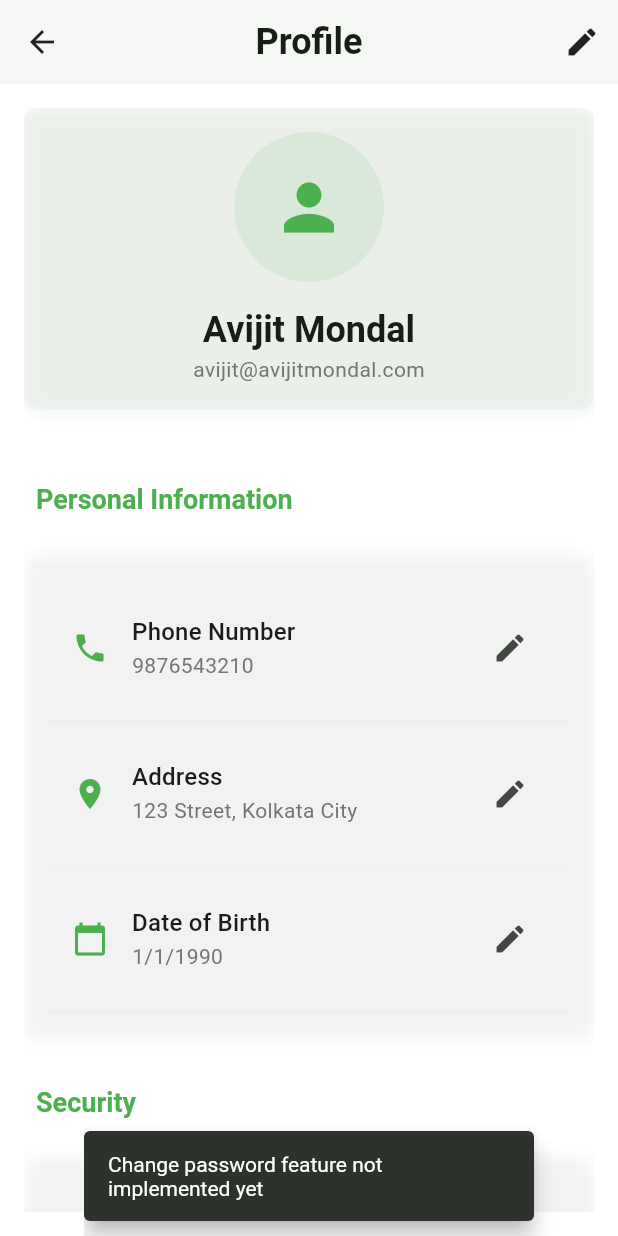
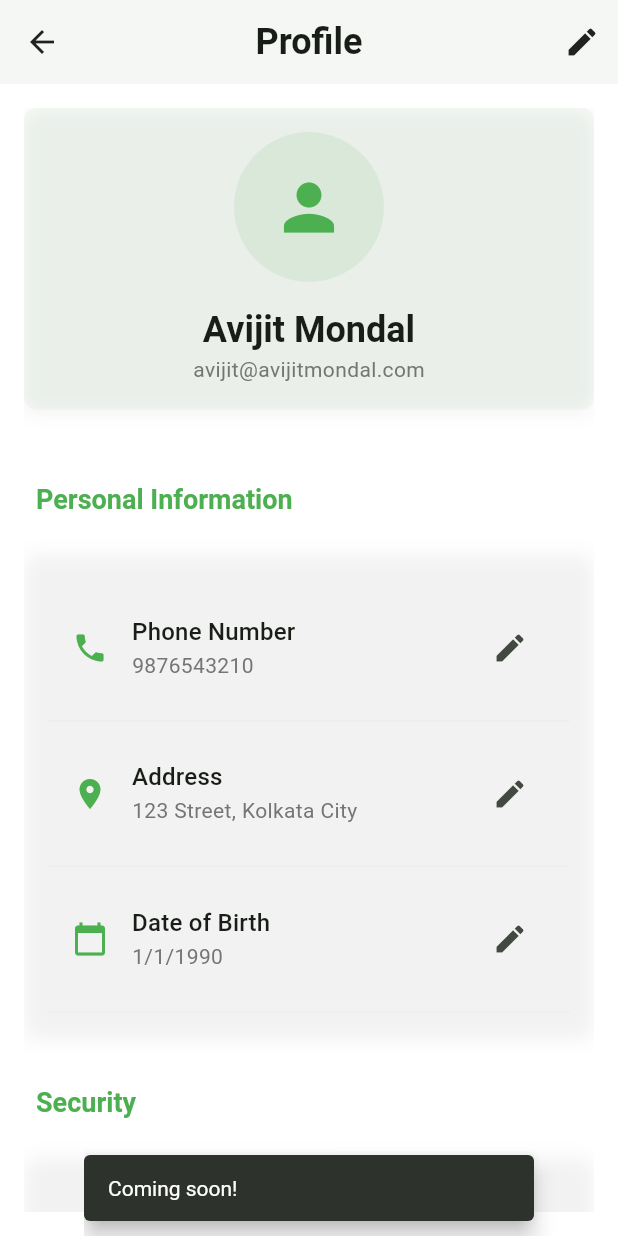
Before and after one commit to avijitmondal/saver, a Flutter app: the ProfileScreen screen opened directly, after a tap on "Change Password", on a phone screen of 412 x 824 dp. Run offline on Flutter 3.47's test engine with Material 3 defaults, Android fonts, the phone set to English and light mode, and no system bars; our stand-ins replace fl_chart, get_it.

Commit message:
Added developer mode option under settings

```diff
--- a/lib/constants/app_constants.dart
+++ b/lib/constants/app_constants.dart
@@ -16,20 +16,23 @@ class AppConstants {
   static const bool enableNotifications = true;
   static const bool enableAnalytics = true;
 
+  // Set to true to enable developer mode features
+  static const bool enableDeveloperMode = true;
+
   // Feature Flags
   // Set this to false to disable sample user and go to welcome screen
-  static const Map<String, bool> featureFlags = {
+  static final Map<String, bool> featureFlags = {
     'enableSampleUser': true,
     // Set this to false to disable sample investment data
     'enableSampleInvestmentData': true,
     // Set this to false to disable fixed deposit investment
-    'enableFixedDepositInvestment': false,
+    'enableFixedDepositInvestment': true,
     // Set this to false to disable recurring deposit investment
-    'enableRecurringDepositInvestment': false,
+    'enableRecurringDepositInvestment': true,
     // Set this to false to disable public provident fund investment
-    'enablePublicProvidentFundInvestment': false,
+    'enablePublicProvidentFundInvestment': true,
     // Set this to false to disable employee provident fund investment
-    'enableEmployeeProvidentFundInvestment': false,
+    'enableEmployeeProvidentFundInvestment': true,
     // Set this to false to disable mutual fund investment
     'enableMutualFundInvestment': false,
     // Set this to false to disable stock investment
@@ -41,6 +44,6 @@ class AppConstants {
     // Set this to false to disable cryptocurrency investment
     'enableCryptocurrencyInvestment': false,
     // Set this to false to disable comming soon screen
-    'enableComingSoonScreen': true,
+    'enableComingSoonScreen': false,
   };
 }
--- a/lib/controllers/profile_controller.dart
+++ b/lib/controllers/profile_controller.dart
@@ -168,7 +168,7 @@ class ProfileController {
     // Implement password change logic
     ScaffoldMessenger.of(context).showSnackBar(
       const SnackBar(
-        content: Text('Change password feature not implemented yet'),
+        content: Text('Coming soon!'),
         behavior: SnackBarBehavior.floating,
       ),
     );
--- a/lib/data/sample_epf_payments.dart
+++ b/lib/data/sample_epf_payments.dart
@@ -1,4 +1,3 @@
-import 'package:flutter/material.dart';
 import '../models/epf_payment.dart';
 import '../constants/app_constants.dart';
 
--- a/lib/data/sample_ppf_payments.dart
+++ b/lib/data/sample_ppf_payments.dart
@@ -1,4 +1,3 @@
-import 'package:flutter/material.dart';
 import '../models/ppf_payment.dart';
 import '../constants/app_constants.dart';
 
--- a/lib/models/notification.dart
+++ b/lib/models/notification.dart
@@ -6,6 +6,7 @@ class NotificationModel {
   final DateTime timestamp;
   final NotificationType type;
   final bool isRead;
+  final String? category;
 
   const NotificationModel({
     required this.title,
@@ -13,6 +14,7 @@ class NotificationModel {
     required this.timestamp,
     required this.type,
     this.isRead = false,
+    this.category,
   });
 }
 
--- a/lib/providers/portfolio_provider.dart
+++ b/lib/providers/portfolio_provider.dart
@@ -1,4 +1,5 @@
 import 'package:flutter/material.dart';
+import 'package:saver/constants/app_constants.dart';
 import '../models/investment.dart';
 import '../data/sample_investments.dart';
 import '../services/investment_calculator.dart';
@@ -12,12 +13,20 @@ class PortfolioProvider extends ChangeNotifier {
   // Get only active (non-matured) investments
   List<Investment> get activeInvestments => _investments
       .where((investment) =>
-          investment.maturityDate == null ||
-          investment.maturityDate!.isAfter(DateTime.now()))
+          (investment.type != 'Fixed Deposit' ||
+              (AppConstants.featureFlags['enableFixedDepositInvestment'] ?? true)) &&
+          (investment.type != 'Recurring Deposit' ||
+              (AppConstants.featureFlags['enableRecurringDepositInvestment'] ?? true)) &&
+          (investment.type != 'PPF' ||
+              (AppConstants.featureFlags['enablePublicProvidentFundInvestment'] ?? true)) &&
+          (investment.type != 'EPF' ||
+              (AppConstants.featureFlags['enableEmployeeProvidentFundInvestment'] ?? true)) &&
+          (investment.maturityDate == null ||
+              investment.maturityDate!.isAfter(DateTime.now())))
       .toList();
 
   int getInvestmentCount(String type) {
-    return _investments.where((investment) => investment.type == type).length;
+    return activeInvestments.where((investment) => investment.type == type).length;
   }
 
   double getTotalAmountByType(String type) {
--- a/lib/screens/profile_screen.dart
+++ b/lib/screens/profile_screen.dart
@@ -1,5 +1,6 @@
 import 'package:flutter/material.dart';
 import 'package:provider/provider.dart';
+import 'package:saver/constants/app_constants.dart';
 import '../providers/user_provider.dart';
 import '../controllers/profile_controller.dart';
 import '../widgets/profile/profile_header.dart';
@@ -8,6 +9,9 @@ import '../widgets/profile/security_section.dart';
 import '../widgets/profile/account_actions_section.dart';
 import '../widgets/common/app_scaffold.dart';
 import '../constants/ui_constants.dart';
+import 'developer_mode_screen.dart';
+import '../widgets/profile/about_section.dart';
+import '../widgets/profile/advanced_settings_section.dart';
 
 class ProfileScreen extends StatefulWidget {
   const ProfileScreen({super.key});
@@ -18,6 +22,7 @@ class ProfileScreen extends StatefulWidget {
 
 class _ProfileScreenState extends State<ProfileScreen> {
   late ProfileController _controller;
+  bool _developerMode = false;
 
   @override
   void initState() {
@@ -74,6 +79,13 @@ class _ProfileScreenState extends State<ProfileScreen> {
 
               // Account Actions Section
               AccountActionsSection(controller: _controller),
+
+              // Advanced Actions Section
+              if (AppConstants.enableDeveloperMode)
+                AdvancedSettingsSection(),
+
+              // About Section
+              AboutSection(),
             ],
           ),
         );
--- /dev/null
+++ b/lib/widgets/profile/about_section.dart
@@ -0,0 +1,46 @@
+import 'package:flutter/material.dart';
+import 'package:saver/widgets/profile/info_section.dart';
+import '../../constants/app_constants.dart';
+
+class AboutSection extends StatelessWidget {
+  const AboutSection({super.key});
+
+  @override
+  Widget build(BuildContext context) {
+    return InfoSection(
+      title: 'About',
+      children: [
+        Text(
+            'developed by',
+            style: TextStyle(
+              fontSize: 18,
+              color: Colors.grey,
+              fontWeight: FontWeight.w400,
+              letterSpacing: 1.2,
+            ),
+          ),
+          SizedBox(height: 8),
+          Text(
+            'MatkaDada',
+            style: TextStyle(
+              fontSize: 32,
+              fontWeight: FontWeight.bold,
+              color: Colors.black87,
+              letterSpacing: 2,
+            ),
+          ),
+          SizedBox(height: 16),
+          Text(
+            'App Version: ${AppConstants.appVersion}',
+            style: TextStyle(
+              fontSize: 16,
+              color: Colors.grey,
+              fontWeight: FontWeight.w500,
+              letterSpacing: 1.1,
+            ),
+          ),
+        const Divider(height: 1),
+      ],
+    );
+  }
+}
--- /dev/null
+++ b/lib/widgets/profile/advanced_settings_section.dart
@@ -0,0 +1,30 @@
+import 'package:flutter/material.dart';
+import 'package:saver/widgets/profile/info_section.dart';
+import '../../../screens/developer_mode_screen.dart';
+
+class AdvancedSettingsSection extends StatelessWidget {
+  const AdvancedSettingsSection({super.key});
+
+  @override
+  Widget build(BuildContext context) {
+    return InfoSection(
+      title: 'Advanced Actions',
+      children: [
+        ListTile(
+            title: const Text('Developer Mode'),
+            trailing: const Icon(Icons.chevron_right),
+            subtitle: const Text('View and toggle developer flags'),
+            contentPadding: EdgeInsets.zero,
+            onTap: () {
+              Navigator.push(
+                context,
+                MaterialPageRoute(
+                  builder: (_) => const DeveloperModeScreen(),
+                ),
+              );
+            },
+          ),
+      ],
+    );
+  }
+}
```
Also changed, not shown: lib/constants/investment_constants.dart (+15 -6 lines), lib/data/sample_investments.dart (+1 -12 lines), lib/data/sample_notifications.dart (+36 -23 lines), lib/main.dart (+11 -1 lines), lib/providers/feature_flags_provider.dart (added, +13 -0 lines), lib/screens/developer_mode_screen.dart (added, +60 -0 lines), lib/screens/investments_screen.dart (+13 -5 lines), lib/widgets/investment_distribution_card.dart (+67 -9 lines).
